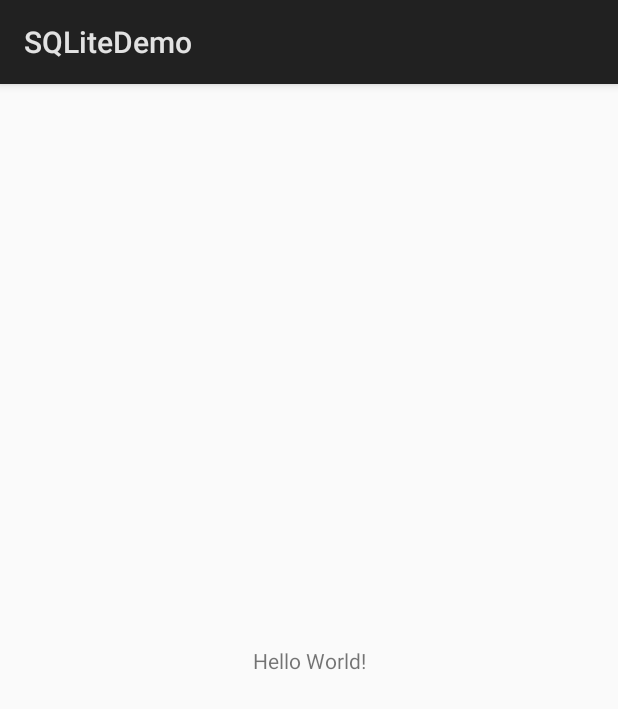
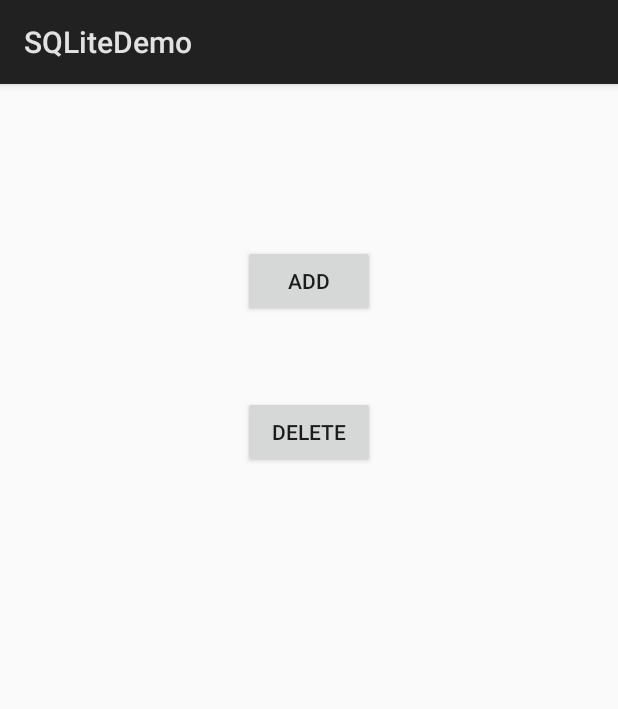
Before and after one commit to SamaSamrin/SQLiteDemo, an Android app: the screen it shows after launch (MainActivity), on a phone screen of 412 x 824 dp. Shown: the top 709 px of the screen. Run offline under Robolectric (Android 15) with nearby library versions, the light colour scheme and no system bars.

Commit message:
added helper class, user class and datasource class

```diff
--- a/app/src/main/java/com/example/user/sqlitedemo/DatabaseHelper.java
+++ b/app/src/main/java/com/example/user/sqlitedemo/DatabaseHelper.java
@@ -23,13 +23,13 @@ public class DatabaseHelper extends SQLiteOpenHelper {
             //creating tables
             db.execSQL("CREATE TABLE Users ( " +
                     "_id INTEGER PRIMARY KEY AUTOINCREMENT," +
-                    "username TEXT NOT NULL," +
-                    "password TEXT," +
-                    "email TEXT," +
-                    "gender TEXT," +
+                    "username TEXT, " +
+                    "password TEXT, " +
+                    "email TEXT, " +
+                    "gender TEXT, " +
                     "height REAL, " +
-                    "initialWeight REAL," +
-                    "currentWeight REAL," +
+                    "initialWeight REAL, " +
+                    "currentWeight REAL, " +
                     "goalWeight REAL ) ; ");
             Log.e(TAG, "users table created");
 
--- a/app/src/main/java/com/example/user/sqlitedemo/MainActivity.java
+++ b/app/src/main/java/com/example/user/sqlitedemo/MainActivity.java
@@ -1,13 +1,84 @@
 package com.example.user.sqlitedemo;
 
 import android.app.Activity;
+import android.app.ListActivity;
 import android.os.Bundle;
+import android.view.View;
+import android.widget.ArrayAdapter;
+import android.widget.ListView;
+
+import java.util.List;
+import java.util.Random;
 
 public class MainActivity extends Activity {
+
+    public UsersDataSource dataSource;
+    int id = 0;
+    ListView userslist;
 
     @Override
     protected void onCreate(Bundle savedInstanceState) {
         super.onCreate(savedInstanceState);
         setContentView(R.layout.activity_main);
+
+        userslist = (ListView) findViewById(R.id.list);
+
+        dataSource = new UsersDataSource(this);
+        dataSource.open();
+
+        List<User> values = dataSource.getAllUsers();
+        ArrayAdapter<User> adapter = new ArrayAdapter<User>(this, android.R.layout.simple_list_item_1, values);
+        userslist.setAdapter(adapter);
+    }
+
+    public void onClick(View v){
+        @SuppressWarnings("unchecked")
+        ArrayAdapter<User> adapter = (ArrayAdapter<User>) userslist.getAdapter();
+
+        User user = null;
+        User sharna = null;
+        User fariha = null;
+        User mahir = null;
+        User apon = null;
+        User rumman = null;
+        switch (v.getId()){
+            case R.id.addButton:
+                String[] users = new String[] {"Sama", "Sharna", "Fariha", "Mahir", "Apon", "Rumman"};
+                int nextInt = new Random().nextInt(5);
+                user = dataSource.createUser(users[nextInt]);//ERROR////ERROR//
+                /*sharna = dataSource.createUser("sharna@hotmail.com", "456");
+                fariha = dataSource.createUser("fariha@yahoo.com", "789");
+                mahir = dataSource.createUser("mahir@yahoo.com", "abcd");
+                apon = dataSource.createUser("apon@hotmail.com", "efgh");
+                rumman = dataSource.createUser("rumman@gmail.com", "ijkl");*/
+                adapter.add(user);
+                /*adapter.add(sharna);
+                adapter.add(fariha);
+                adapter.add(mahir);
+                adapter.add(apon);
+                adapter.add(rumman);*/
+                break;
+            case R.id.deleteButton:
+                if(userslist.getAdapter().getCount() > 0){
+                    user = (User) userslist.getAdapter().getItem(id);
+                    id++;
+                    dataSource.deleteUser(user);
+                    adapter.remove(user);
+                }
+                break;
+        }
+        adapter.notifyDataSetChanged();
+    }
+
+    @Override
+    protected void onResume() {
+        dataSource.open();
+        super.onResume();
+    }
+
+    @Override
+    protected void onPause() {
+        dataSource.close();
+        super.onPause();
     }
 }
--- a/app/src/main/java/com/example/user/sqlitedemo/UsersDataSource.java
+++ b/app/src/main/java/com/example/user/sqlitedemo/UsersDataSource.java
@@ -1,16 +1,22 @@
 package com.example.user.sqlitedemo;
 
+import android.content.ContentValues;
 import android.content.Context;
+import android.database.Cursor;
 import android.database.SQLException;
 import android.database.sqlite.SQLiteDatabase;
+
+import java.util.ArrayList;
+import java.util.List;
 
 /**
  * Created by ASUS on 4/26/2017.
  */
 
 /**
- * This class is our DOA. It maintains the database connection and supports adding new data and
- * fetching all data.
+ * This class is one of our DOAs or Data Access Objects. It's responsible for handling the database connection and for accessing and modifying
+ * the data. It will also convert the database objects into real Java Objects, so that our user interface code does not have to deal with
+ * the persistence layer.
  */
 class UsersDataSource {
 
@@ -20,18 +26,55 @@ class UsersDataSource {
     private String[] allColumns = {"_id", "username", "password", "email", "gender", "height", "initialWeight",
     "goalweight", "currentWeight"};
 
-    public UsersDataSource(Context context) {
+     UsersDataSource(Context context) {
         helper = new DatabaseHelper(context);
     }
 
-    public void open() throws SQLException {
+     void open() throws SQLException {
         database = helper.getWritableDatabase();
     }
 
-    public void close() {
+     void close() {
         helper.close();
     }
 
+     User createUser(String username/*, String password*/){
+        //User user = new User(email, password);//redundant
+        ContentValues values = new ContentValues();
+        values.put("username", username);
+        //values.put("password", password);
+        long insertId = database.insert("Users", null, values);//ERROR//
+        Cursor cursor = database.query("Users", allColumns, "_id  = " + insertId, null, null, null, null);
+        cursor.moveToFirst();
+        User user = cursorToUser(cursor);//ERROR//
+        cursor.close();
+        return user;
+    }
 
+     void deleteUser(User user){
+        long id = user.getId();
+        database.delete("Users", "_id ="+id, null);//delete the given id (matching with the "_id" column) from the Users table
+    }
+
+     List<User> getAllUsers(){
+        List<User> users = new ArrayList<User>();
+        Cursor cursor = database.query("Users", allColumns, null, null, null, null, null);
+
+        cursor.moveToFirst();
+        while (!cursor.isAfterLast()) {
+            User user = cursorToUser(cursor);
+            users.add(user);
+            cursor.moveToNext();
+        }
+        // make sure to close the cursor
+        cursor.close();
+        return users;
+    }
+    private User cursorToUser(Cursor cursor){
+        User user = new User();
+        user.id = cursor.getLong(0);//ERROR//
+        user.username = cursor.getString(1);
+        return user;
+    }
 
 }
--- a/app/src/main/res/layout/activity_main.xml
+++ b/app/src/main/res/layout/activity_main.xml
@@ -6,13 +6,53 @@
     android:layout_height="match_parent"
     tools:context="com.example.user.sqlitedemo.MainActivity">
 
-    <TextView
+    <Button
+        android:id="@+id/addButton"
         android:layout_width="wrap_content"
         android:layout_height="wrap_content"
-        android:text="Hello World!"
+        android:text="Add"
+        android:onClick="onClick"
+        android:layout_marginBottom="8dp"
+        app:layout_constraintBottom_toTopOf="@+id/deleteButton"
+        app:layout_constraintTop_toTopOf="parent"
+        android:layout_marginTop="8dp"
+        android:layout_marginLeft="8dp"
+        app:layout_constraintLeft_toLeftOf="parent"
+        android:layout_marginRight="8dp"
+        app:layout_constraintRight_toRightOf="parent"
+        app:layout_constraintVertical_bias="0.69"
+        android:layout_marginStart="8dp"
+        android:layout_marginEnd="8dp" />
+
+    <Button
+        android:id="@+id/deleteButton"
+        android:layout_width="wrap_content"
+        android:layout_height="wrap_content"
+        android:text="Delete"
+        android:onClick="onClick"
+        app:layout_constraintBottom_toBottomOf="parent"
+        android:layout_marginBottom="8dp"
+        android:layout_marginLeft="8dp"
+        app:layout_constraintLeft_toLeftOf="parent"
+        android:layout_marginRight="8dp"
+        app:layout_constraintRight_toRightOf="parent"
+        app:layout_constraintTop_toTopOf="parent"
+        android:layout_marginTop="8dp"
+        app:layout_constraintVertical_bias="0.284"
+        android:layout_marginStart="8dp"
+        android:layout_marginEnd="8dp" />
+
+    <ListView
+        android:id="@+id/list"
+        android:layout_width="376dp"
+        android:layout_height="303dp"
+        android:layout_marginBottom="8dp"
+        android:layout_marginLeft="8dp"
+        android:layout_marginRight="8dp"
+        android:layout_marginTop="8dp"
         app:layout_constraintBottom_toBottomOf="parent"
         app:layout_constraintLeft_toLeftOf="parent"
         app:layout_constraintRight_toRightOf="parent"
-        app:layout_constraintTop_toTopOf="parent" />
-
+        app:layout_constraintTop_toTopOf="parent"
+        app:layout_constraintVertical_bias="0.958" />
 </android.support.constraint.ConstraintLayout>
```
Also changed, not shown: app/src/main/java/com/example/user/sqlitedemo/User.java (added, +54 -0 lines), app/src/main/java/com/example/user/sqlitedemo/Users.java (deleted, +0 -36 lines).
